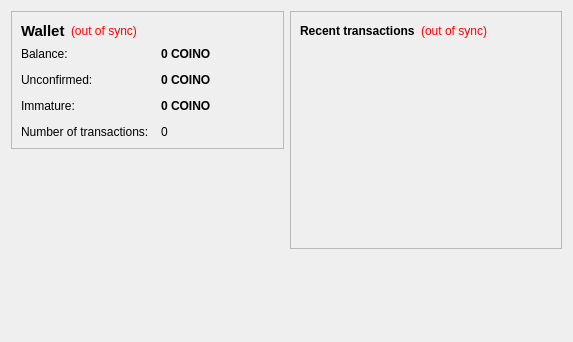
Above: src/qt/forms/overviewpage.ui from scriptRack003756/coino before the change. Below: the same form after it.
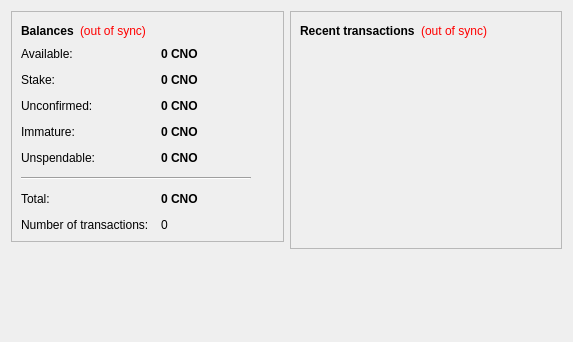
That is the form after the change.

```diff
--- a/src/qt/forms/overviewpage.ui
+++ b/src/qt/forms/overviewpage.ui
@@ -31,13 +31,12 @@
            <widget class="QLabel" name="label_5">
             <property name="font">
              <font>
-              <pointsize>11</pointsize>
               <weight>75</weight>
               <bold>true</bold>
              </font>
             </property>
             <property name="text">
-             <string>Wallet</string>
+             <string>Balances</string>
             </property>
            </widget>
           </item>
@@ -86,7 +85,7 @@
           <item row="0" column="0">
            <widget class="QLabel" name="label">
             <property name="text">
-             <string>Balance:</string>
+             <string>Available:</string>
             </property>
            </widget>
           </item>
@@ -105,7 +104,10 @@
              <string>Your current balance</string>
             </property>
             <property name="text">
-             <string notr="true">0 COINO</string>
+             <string notr="true">0 CNO</string>
+            </property>
+            <property name="alignment">
+             <set>Qt::AlignLeading|Qt::AlignLeft|Qt::AlignVCenter</set>
             </property>
             <property name="textInteractionFlags">
              <set>Qt::LinksAccessibleByMouse|Qt::TextSelectableByKeyboard|Qt::TextSelectableByMouse</set>
@@ -113,13 +115,48 @@
            </widget>
           </item>
           <item row="1" column="0">
+           <widget class="QLabel" name="label_6">
+            <property name="toolTip">
+             <string>Total of coins that was staked, and do not yet count toward the current balance</string>
+            </property>
+            <property name="text">
+             <string>Stake:</string>
+            </property>
+           </widget>
+          </item>
+          <item row="1" column="1">
+           <widget class="QLabel" name="labelStake">
+            <property name="font">
+             <font>
+              <weight>75</weight>
+              <bold>true</bold>
+             </font>
+            </property>
+            <property name="cursor">
+             <cursorShape>IBeamCursor</cursorShape>
+            </property>
+            <property name="toolTip">
+             <string>Total of coins that was staked, and do not yet count toward the current balance</string>
+            </property>
+            <property name="text">
+             <string notr="true">0 CNO</string>
+            </property>
+            <property name="alignment">
+             <set>Qt::AlignLeading|Qt::AlignLeft|Qt::AlignVCenter</set>
+            </property>
+            <property name="textInteractionFlags">
+             <set>Qt::LinksAccessibleByMouse|Qt::TextSelectableByKeyboard|Qt::TextSelectableByMouse</set>
+            </property>
+           </widget>
+          </item>
+          <item row="2" column="0">
            <widget class="QLabel" name="label_3">
             <property name="text">
              <string>Unconfirmed:</string>
             </property>
            </widget>
           </item>
-          <item row="1" column="1">
+          <item row="2" column="1">
            <widget class="QLabel" name="labelUnconfirmed">
             <property name="font">
              <font>
@@ -134,7 +171,10 @@
              <string>Total of transactions that have yet to be confirmed, and do not yet count toward the current balance</string>
             </property>
             <property name="text">
-             <string notr="true">0 COINO</string>
+             <string notr="true">0 CNO</string>
+            </property>
+            <property name="alignment">
+             <set>Qt::AlignLeading|Qt::AlignLeft|Qt::AlignVCenter</set>
             </property>
             <property name="textInteractionFlags">
              <set>Qt::LinksAccessibleByMouse|Qt::TextSelectableByKeyboard|Qt::TextSelectableByMouse</set>
@@ -142,13 +182,125 @@
            </widget>
           </item>
           <item row="3" column="0">
+           <widget class="QLabel" name="labelImmatureText">
+            <property name="toolTip">
+             <string>Mined balance that has not yet matured</string>
+            </property>
+            <property name="text">
+             <string>Immature:</string>
+            </property>
+           </widget>
+          </item>
+          <item row="3" column="1">
+           <widget class="QLabel" name="labelImmature">
+            <property name="font">
+             <font>
+              <weight>75</weight>
+              <bold>true</bold>
+             </font>
+            </property>
+            <property name="toolTip">
+             <string>Mined balance that has not yet matured</string>
+            </property>
+            <property name="text">
+             <string notr="true">0 CNO</string>
+            </property>
+            <property name="alignment">
+             <set>Qt::AlignLeading|Qt::AlignLeft|Qt::AlignVCenter</set>
+            </property>
+            <property name="textInteractionFlags">
+             <set>Qt::LinksAccessibleByMouse|Qt::TextSelectableByKeyboard|Qt::TextSelectableByMouse</set>
+            </property>
+           </widget>
+          </item>
+          <item row="4" column="0">
+           <widget class="QLabel" name="labelBalanceWatchOnlyText">
+            <property name="toolTip">
+             <string>Your unspendable balance</string>
+            </property>
+            <property name="text">
+             <string>Unspendable:</string>
+            </property>
+           </widget>
+          </item>
+          <item row="4" column="1">
+           <widget class="QLabel" name="labelBalanceWatchOnly">
+            <property name="font">
+             <font>
+              <weight>75</weight>
+              <bold>true</bold>
+             </font>
+            </property>
+            <property name="cursor">
+             <cursorShape>IBeamCursor</cursorShape>
+            </property>
+            <property name="toolTip">
+             <string>Your unspendable balance</string>
+            </property>
+            <property name="text">
+             <string notr="true">0 CNO</string>
+            </property>
+            <property name="alignment">
+             <set>Qt::AlignLeading|Qt::AlignLeft|Qt::AlignVCenter</set>
+            </property>
+            <property name="textInteractionFlags">
+             <set>Qt::LinksAccessibleByMouse|Qt::TextSelectableByKeyboard|Qt::TextSelectableByMouse</set>
+            </property>
+           </widget>
+          </item>
+          <item row="5" column="0" colspan="2">
+           <widget class="Line" name="line">
+            <property name="maximumSize">
+             <size>
+              <width>230</width>
+              <height>16777215</height>
+             </size>
+            </property>
+            <property name="orientation">
+             <enum>Qt::Horizontal</enum>
+            </property>
+           </widget>
+          </item>
+          <item row="6" column="0">
+           <widget class="QLabel" name="labelTotalText">
+            <property name="toolTip">
+             <string>Your current total balance</string>
+            </property>
+            <property name="text">
+             <string>Total:</string>
+            </property>
+           </widget>
+          </item>
+          <item row="6" column="1">
+           <widget class="QLabel" name="labelTotal">
+            <property name="font">
+             <font>
+              <weight>75</weight>
+              <bold>true</bold>
+             </font>
+            </property>
+            <property name="toolTip">
+             <string>Your current total balance</string>
+            </property>
+            <property name="text">
+             <string notr="true">0 CNO</string>
+            </property>
+            <property name="alignment">
+             <set>Qt::AlignLeading|Qt::AlignLeft|Qt::AlignVCenter</set>
+            </property>
+            <property name="textInteractionFlags">
+             <set>Qt::LinksAccessibleByMouse|Qt::TextSelectableByKeyboard|Qt::TextSelectableByMouse</set>
+            </property>
+           </widget>
+          </item>
+          <item row="7" column="0">
            <widget class="QLabel" name="label_2">
             <property name="text">
              <string>Number of transactions:</string>
             </property>
            </widget>
           </item>
-          <item row="3" column="1">
+          <item row="7" column="1">
            <widget class="QLabel" name="labelNumTransactions">
             <property name="toolTip">
              <string>Total number of transactions in wallet</string>
@@ -158,32 +310,6 @@
             </property>
            </widget>
           </item>
-          <item row="2" column="0">
-           <widget class="QLabel" name="labelImmatureText">
-            <property name="text">
-             <string>Immature:</string>
-            </property>
-           </widget>
-          </item>
-          <item row="2" column="1">
-           <widget class="QLabel" name="labelImmature">
-            <property name="font">
-             <font>
-              <weight>75</weight>
-              <bold>true</bold>
-             </font>
-            </property>
-            <property name="toolTip">
-             <string>Mined balance that has not yet matured</string>
-            </property>
-            <property name="text">
-             <string notr="true">0 COINO</string>
-            </property>
-            <property name="textInteractionFlags">
-             <set>Qt::LinksAccessibleByMouse|Qt::TextSelectableByKeyboard|Qt::TextSelectableByMouse</set>
-            </property>
-           </widget>
-          </item>
          </layout>
         </item>
        </layout>
```
Left out of the diff: 15 changed lines with no effect on the pictures.
